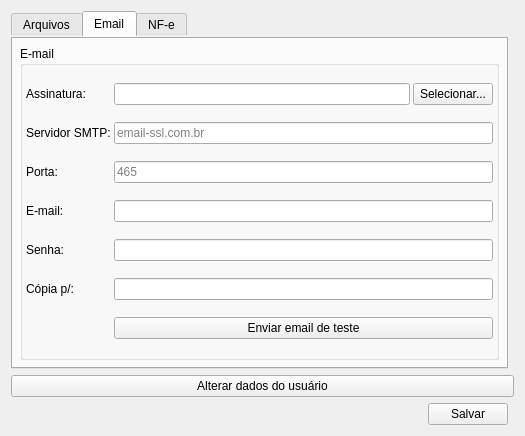
Before: the Qt Designer form ui/userconfig.ui in darktorres/ERP-STACCATO, drawn with Qt 5.
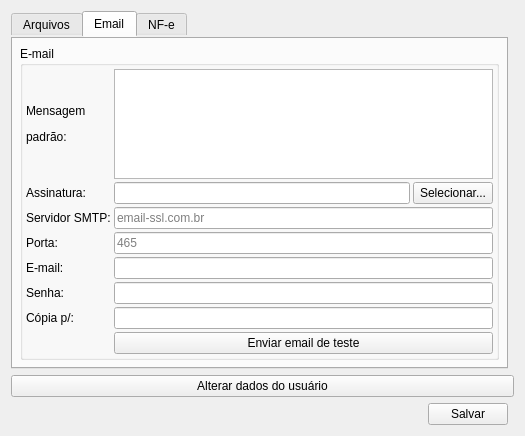
After: the same form once the commit is applied. The open tabs and pages were chosen to show the change. Custom widgets are drawn as their Qt base class.

Commit message: Parametrizado mensagem padrão do email

Patch:
```diff
--- a/ui/userconfig.ui
+++ b/ui/userconfig.ui
@@ -249,14 +249,20 @@
           <property name="spacing">
            <number>3</number>
           </property>
-          <item row="7" column="0">
-           <widget class="QLabel" name="label_7">
+          <item row="10" column="1" colspan="2">
+           <widget class="QPushButton" name="pushButtonEmailTeste">
+            <property name="enabled">
+             <bool>true</bool>
+            </property>
             <property name="text">
-             <string>Senha:</string>
+             <string>Enviar email de teste</string>
+            </property>
+            <property name="autoDefault">
+             <bool>false</bool>
             </property>
            </widget>
           </item>
-          <item row="3" column="1" colspan="2">
+          <item row="4" column="1" colspan="2">
            <widget class="QLineEdit" name="lineEditPortaSMTP">
             <property name="placeholderText">
              <string>465</string>
@@ -266,7 +272,28 @@
             </property>
            </widget>
           </item>
-          <item row="0" column="2">
+          <item row="8" column="0">
+           <widget class="QLabel" name="label_7">
+            <property name="text">
+             <string>Senha:</string>
+            </property>
+           </widget>
+          </item>
+          <item row="1" column="0">
+           <widget class="QLabel" name="label_20">
+            <property name="text">
+             <string>Assinatura:</string>
+            </property>
+           </widget>
+          </item>
+          <item row="9" column="1" colspan="2">
+           <widget class="QLineEdit" name="lineEditEmailCopia">
+            <property name="clearButtonEnabled">
+             <bool>true</bool>
+            </property>
+           </widget>
+          </item>
+          <item row="1" column="2">
            <widget class="QPushButton" name="pushButtonSelecionarAssinatura">
             <property name="enabled">
              <bool>true</bool>
@@ -279,14 +306,14 @@
             </property>
            </widget>
           </item>
-          <item row="8" column="0">
-           <widget class="QLabel" name="label_10">
+          <item row="2" column="0">
+           <widget class="QLabel" name="label_4">
             <property name="text">
-             <string>Cópia p/:</string>
+             <string>Servidor SMTP:</string>
             </property>
            </widget>
           </item>
-          <item row="7" column="1" colspan="2">
+          <item row="8" column="1" colspan="2">
            <widget class="QLineEdit" name="lineEditEmailSenha">
             <property name="echoMode">
              <enum>QLineEdit::Password</enum>
@@ -296,55 +323,35 @@
             </property>
            </widget>
           </item>
-          <item row="5" column="0">
+          <item row="1" column="1">
+           <widget class="QLineEdit" name="lineEditAssinaturaEmail">
+            <property name="clearButtonEnabled">
+             <bool>true</bool>
+            </property>
+           </widget>
+          </item>
+          <item row="6" column="1" colspan="2">
+           <widget class="QLineEdit" name="lineEditEmail">
+            <property name="clearButtonEnabled">
+             <bool>true</bool>
+            </property>
+           </widget>
+          </item>
+          <item row="6" column="0">
            <widget class="QLabel" name="label_6">
             <property name="text">
              <string>E-mail:</string>
             </property>
            </widget>
           </item>
-          <item row="5" column="1" colspan="2">
-           <widget class="QLineEdit" name="lineEditEmail">
-            <property name="clearButtonEnabled">
-             <bool>true</bool>
-            </property>
-           </widget>
-          </item>
-          <item row="8" column="1" colspan="2">
-           <widget class="QLineEdit" name="lineEditEmailCopia">
-            <property name="clearButtonEnabled">
-             <bool>true</bool>
-            </property>
-           </widget>
-          </item>
-          <item row="1" column="0">
-           <widget class="QLabel" name="label_4">
+          <item row="9" column="0">
+           <widget class="QLabel" name="label_10">
             <property name="text">
-             <string>Servidor SMTP:</string>
+             <string>Cópia p/:</string>
             </property>
            </widget>
           </item>
-          <item row="9" column="1" colspan="2">
-           <widget class="QPushButton" name="pushButtonEmailTeste">
-            <property name="enabled">
-             <bool>true</bool>
-            </property>
-            <property name="text">
-             <string>Enviar email de teste</string>
-            </property>
-            <property name="autoDefault">
-             <bool>false</bool>
-            </property>
-           </widget>
-          </item>
-          <item row="3" column="0">
-           <widget class="QLabel" name="label_5">
-            <property name="text">
-             <string>Porta:</string>
-            </property>
-           </widget>
-          </item>
-          <item row="1" column="1" colspan="2">
+          <item row="2" column="1" colspan="2">
            <widget class="QLineEdit" name="lineEditServidorSMTP">
             <property name="placeholderText">
              <string>email-ssl.com.br</string>
@@ -354,17 +361,31 @@
             </property>
            </widget>
           </item>
+          <item row="4" column="0">
+           <widget class="QLabel" name="label_5">
+            <property name="text">
+             <string>Porta:</string>
+            </property>
+           </widget>
+          </item>
+          <item row="0" column="1" colspan="2">
+           <widget class="QTextBrowser" name="textBrowserMensagemEmail">
+            <property name="html">
+             <string>&lt;!DOCTYPE HTML PUBLIC &quot;-//W3C//DTD HTML 4.0//EN&quot; &quot;http://www.w3.org/TR/REC-html40/strict.dtd&quot;&gt;
+&lt;html&gt;&lt;head&gt;&lt;meta name=&quot;qrichtext&quot; content=&quot;1&quot; /&gt;&lt;meta charset=&quot;utf-8&quot; /&gt;&lt;style type=&quot;text/css&quot;&gt;
+p, li { white-space: pre-wrap; }
+hr { height: 1px; border-width: 0; }
+li.unchecked::marker { content: &quot;\2610&quot;; }
+li.checked::marker { content: &quot;\2612&quot;; }
+&lt;/style&gt;&lt;/head&gt;&lt;body style=&quot; font-family:'Segoe UI'; font-size:9pt; font-weight:400; font-style:normal;&quot;&gt;
+&lt;p style=&quot;-qt-paragraph-type:empty; margin-top:12px; margin-bottom:12px; margin-left:0px; margin-right:0px; -qt-block-indent:0; text-indent:0px;&quot;&gt;&lt;br /&gt;&lt;/p&gt;&lt;/body&gt;&lt;/html&gt;</string>
+            </property>
+           </widget>
+          </item>
           <item row="0" column="0">
-           <widget class="QLabel" name="label_20">
+           <widget class="QLabel" name="label_21">
             <property name="text">
-             <string>Assinatura:</string>
-            </property>
-           </widget>
-          </item>
-          <item row="0" column="1">
-           <widget class="QLineEdit" name="lineEditAssinaturaEmail">
-            <property name="clearButtonEnabled">
-             <bool>true</bool>
+             <string>&lt;html&gt;&lt;head/&gt;&lt;body&gt;&lt;p&gt;Mensagem&lt;/p&gt;&lt;p&gt;padrão:&lt;/p&gt;&lt;/body&gt;&lt;/html&gt;</string>
             </property>
            </widget>
           </item>
```
The commit also changes 2 other files.
